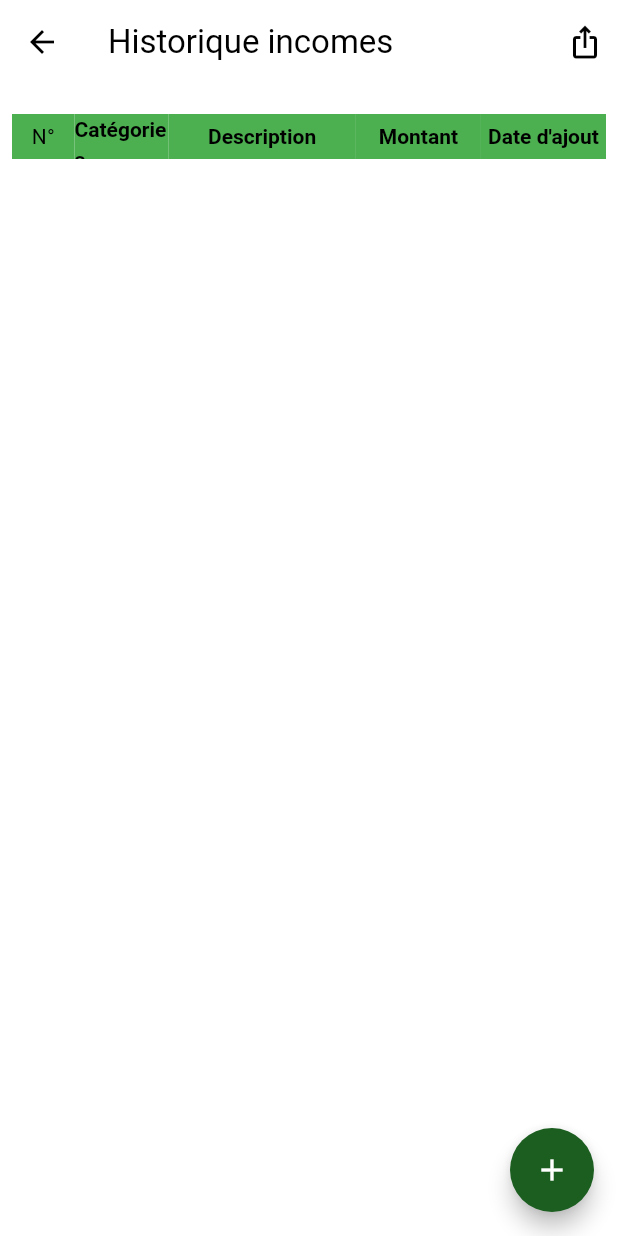
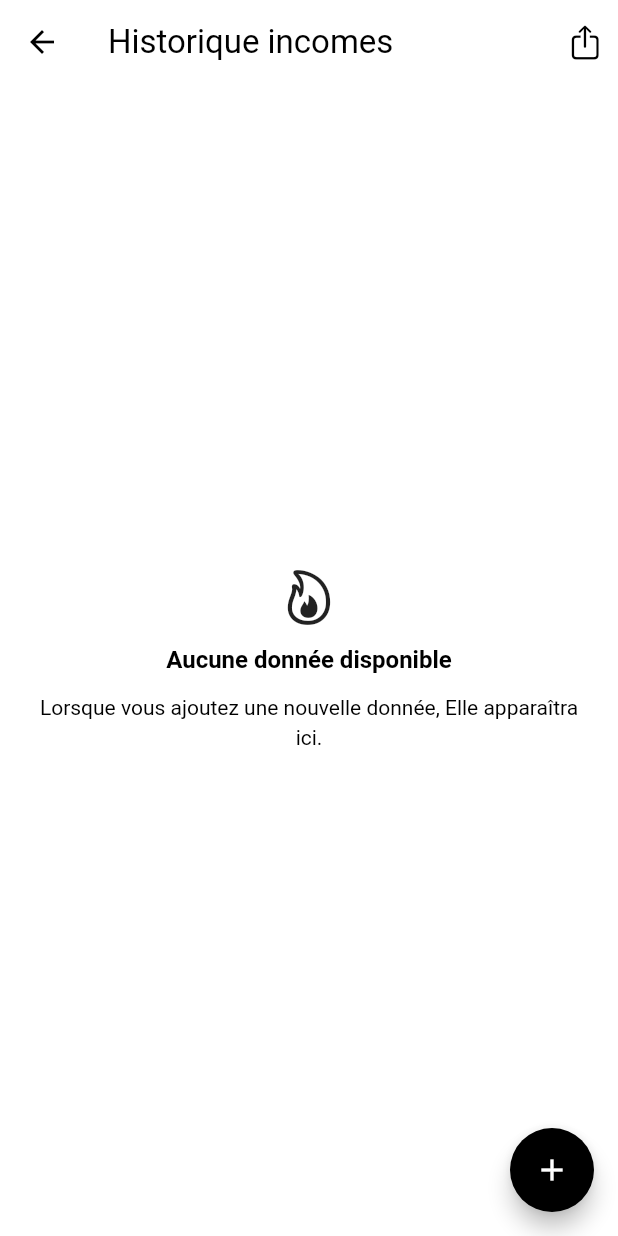
Before and after one commit to justinakonkwa/balar, a Flutter app: the screen it shows once a user with an empty profile is signed in, after a tap on "Revenus", on a phone screen of 412 x 824 dp. Run offline on Flutter 3.47's test engine with Material 3 defaults, Android fonts, the light colour scheme and no system bars; our stand-ins replace cloud_firestore, country_code_picker, firebase_auth, firebase_core, firebase_messaging, flutter_translate and 4 more; missing offline and left inert: dart:ffi; accounts and stored records are empty; Roboto replaces fonts that are missing (Montserrat).

Commit message:
modified hustory page

```diff
--- a/lib/pages/home_page.dart
+++ b/lib/pages/home_page.dart
@@ -8,6 +8,10 @@ import 'package:balare/widget/constantes.dart';
 import 'package:flutter/cupertino.dart';
 import 'package:flutter/material.dart';
 import 'dart:async';
+
+import 'package:provider/provider.dart';
+
+import '../theme/theme_provider.dart';
 
 class HomePage extends StatefulWidget {
   const HomePage({super.key});
@@ -116,15 +120,23 @@ class _HomePageState extends State<HomePage> {
             Container(
               color: Theme.of(context).colorScheme.background,
             ),
-            Padding(
+            Consumer<ThemeProvider>(
+              builder: (context, provider, child) {
+                bool isLightTheme = provider.currentTheme;
+
+                return Padding(
                   padding: const EdgeInsets.only(left: 0.0, top: 50),
                   child: Opacity(
                     opacity: 1.0,
                     child: Image.asset(
-                  'assets/logo21.png',
+                      isLightTheme
+                          ? 'assets/logo22.png'
+                          : 'assets/logo21.png', // Change logo based on theme
                       height: 100,
                     ),
                   ),
+                );
+              },
             ),
           ],
         ),
--- a/lib/screens/history_screen.dart
+++ b/lib/screens/history_screen.dart
@@ -4,7 +4,7 @@ import 'package:balare/widget/app_text.dart';
 import 'package:balare/widget/app_text_large.dart';
 import 'package:balare/widget/constantes.dart';
 import 'package:cloud_firestore/cloud_firestore.dart';
-import 'package:firebase_auth/firebase_auth.dart';
+import 'package:flutter/cupertino.dart';
 import 'package:flutter/material.dart';
 import 'package:intl/intl.dart'; // Pour le formatage des dates
 
@@ -25,7 +25,7 @@ class HistoriquePage extends StatelessWidget {
           Padding(
             padding: const EdgeInsets.only(right: 10.0),
             child: Icon(
-              Icons.ios_share_outlined,
+              CupertinoIcons.square_arrow_up,
             ),
           )
         ],
@@ -67,30 +67,70 @@ class HistoriquePage extends StatelessWidget {
                 }
 
                 final transactions = snapshot.data ?? [];
+                if (transactions.isEmpty) {
+                  return Center(
+                    child: Padding(
+                      padding: const EdgeInsets.all(16.0),
+                      child: Container(
+                        child: Column(
+                          crossAxisAlignment: CrossAxisAlignment.center,
+                          mainAxisAlignment: MainAxisAlignment.center,
+                          children: [
+                            Icon(CupertinoIcons.flame,size: 40,),
+                            sizedbox,
+                            AppTextLarge(
+                              text:
+                                  "Aucune donnée disponible", // Texte par défaut
+                              size: 16,
+                            ),
+                            sizedbox,
+                            AppText(
+                              text:
+                                  "Lorsque vous ajoutez une nouvelle donnée, Elle apparaîtra ici.", // Texte par défaut
+                              textAlign: TextAlign.center,
+                            ),
+                          ],
+                        ),
+                      ),
+                    ),
+                  );
+                }
+
                 return SingleChildScrollView(
                   child: Padding(
                     padding: const EdgeInsets.only(
                         left: 8.0, right: 8.0, top: 20, bottom: 20.0),
-                    child: Center(
+                    child: Container(
+                      padding: EdgeInsets.all(10),
+                      decoration: BoxDecoration(
+                          borderRadius: BorderRadius.circular(20),
+                          border: Border.all(),
+                          color: Theme.of(context).highlightColor),
                       child: Table(
                         border: TableBorder.all(
                           style: BorderStyle.none,
                         ),
                         columnWidths: const {
-                          0: FlexColumnWidth(1),
-                          1: FlexColumnWidth(1.5),
+                          0: FlexColumnWidth(0.9),
+                          1: FlexColumnWidth(2),
                           2: FlexColumnWidth(3),
                           3: FlexColumnWidth(2),
-                          4: FlexColumnWidth(2),
+                          4: FlexColumnWidth(1.9),
                         },
                         children: [
                           // Ligne d'en-tête du tableau
                           TableRow(
                             children: [
                               Container(
-                                height: 30,
+                                height: 50,
                                 alignment: Alignment.center,
-                                color: Colors.green,
+                                decoration: BoxDecoration(
+                                  color: Theme.of(context).colorScheme.primary,
+                                  borderRadius: BorderRadius.only(
+                                    topLeft: Radius.circular(10),
+                                    bottomLeft: Radius.circular(10),
+                                  ),
+                                ),
                                 child: TableCell(
                                   child: Text('N°'),
                                 ),
@@ -98,10 +138,10 @@ class HistoriquePage extends StatelessWidget {
                               TableCell(
                                 child: Container(
                                   alignment: Alignment.center,
-                                  height: 30,
-                                  color: Colors.green,
+                                  height: 50,
+                                  color: Theme.of(context).colorScheme.primary,
                                   child: AppTextLarge(
-                                    text: 'Catégories',
+                                    text: 'Catégorie',
                                     size: 14,
                                   ),
                                 ),
@@ -109,8 +149,8 @@ class HistoriquePage extends StatelessWidget {
                               TableCell(
                                 child: Container(
                                   alignment: Alignment.center,
-                                  height: 30,
-                                  color: Colors.green,
+                                  height: 50,
+                                  color: Theme.of(context).colorScheme.primary,
                                   child: AppTextLarge(
                                     text: 'Description',
                                     size: 14,
@@ -120,8 +160,8 @@ class HistoriquePage extends StatelessWidget {
                               TableCell(
                                 child: Container(
                                   alignment: Alignment.center,
-                                  height: 30,
-                                  color: Colors.green,
+                                  height: 50,
+                                  color: Theme.of(context).colorScheme.primary,
                                   child: AppTextLarge(
                                     text: 'Montant',
                                     size: 14,
@@ -131,16 +171,24 @@ class HistoriquePage extends StatelessWidget {
                               TableCell(
                                 child: Container(
                                   alignment: Alignment.center,
-                                  height: 30,
-                                  color: Colors.green,
+                                  height: 50,
+                                  decoration: BoxDecoration(
+                                    color:
+                                        Theme.of(context).colorScheme.primary,
+                                    borderRadius: BorderRadius.only(
+                                      topRight: Radius.circular(10),
+                                      bottomRight: Radius.circular(10),
+                                    ),
+                                  ),
                                   child: AppTextLarge(
-                                    text: 'Date d\'ajout',
+                                    text: 'Date',
                                     size: 14,
                                   ),
                                 ),
                               ),
                             ],
                           ),
+
                           // Lignes de transactions avec numérotation
                           ...transactions.asMap().entries.map((entry) {
                             int index = entry.key; // L'index de la transaction
@@ -225,6 +273,7 @@ class HistoriquePage extends StatelessWidget {
         },
       ),
       floatingActionButton: FloatingActionButton(
+        backgroundColor: Theme.of(context).colorScheme.inverseSurface,
         shape: CircleBorder(),
         onPressed: () {
           Navigator.push(
--- a/lib/theme/theme.dart
+++ b/lib/theme/theme.dart
@@ -7,7 +7,7 @@ ThemeData lightMode = ThemeData(
   colorScheme: ColorScheme.light(
     background:Colors.white,
     onBackground:Color(0xff272829),
-    primary: Colors.green.shade900,
+    primary: Colors.white,
     inversePrimary: Color(0xffeeeaea),
     secondary: Colors.green.shade900,
     onSecondary: Color(0xff272829)
@@ -22,7 +22,7 @@ ThemeData darkMode = ThemeData(
   colorScheme: ColorScheme.dark(
     background: Colors.black,
     onBackground:Color(0xfff5f5f5),
-    primary:Colors.green,
+    primary:Colors.black,
     inversePrimary: Color(0xff363535),
     secondary: Colors.green,
     onSecondary: Color(0xfff5f5f5),
```
Lines whose indentation alone changed are shown as unchanged.
